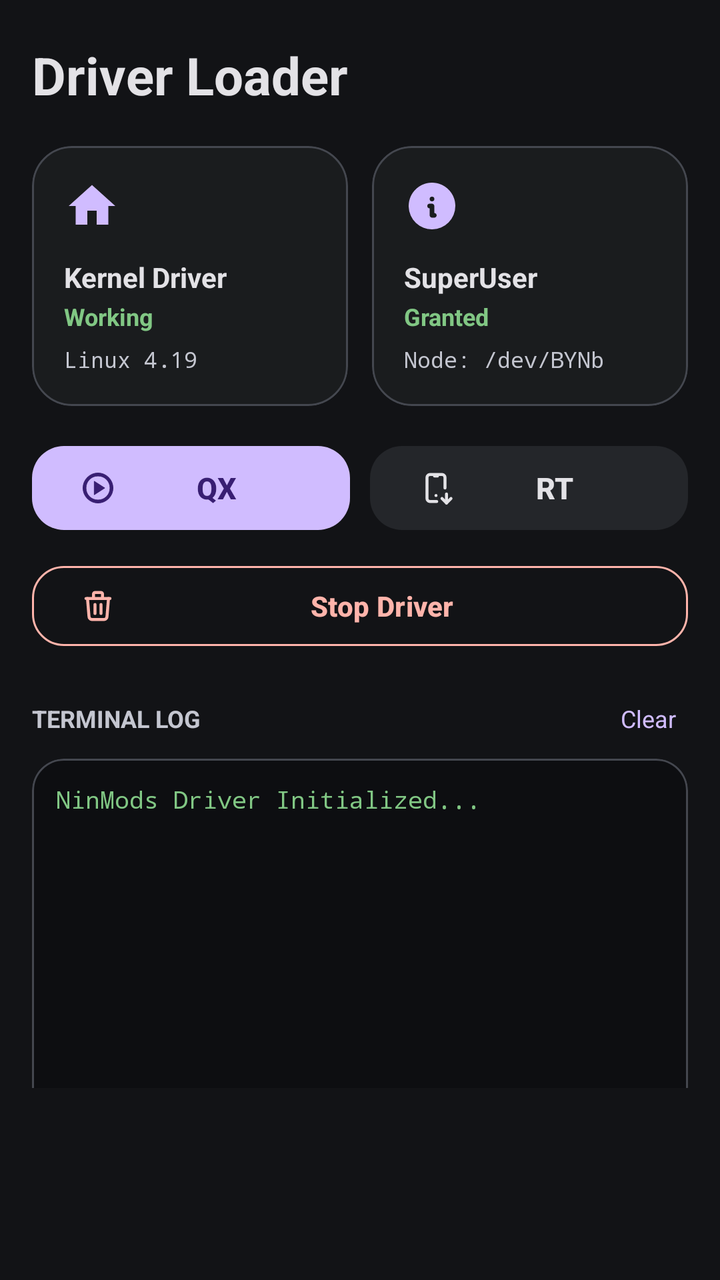
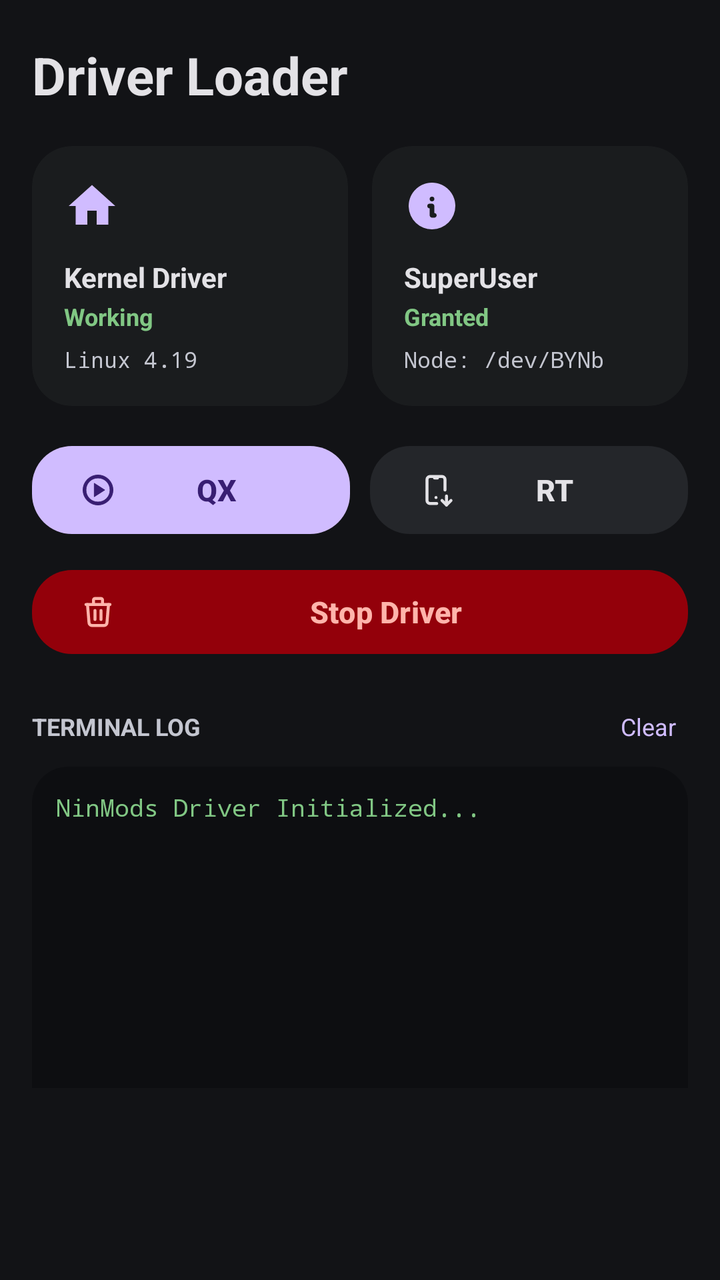

Two renders of the same Android screen: before a commit and after it. Below are the layout's source before the change and the commit's diff.
<!-- AndroidManifest.xml: application theme Theme.DriverLoader -->
<!-- res/layout/fragment_home.xml -->
<?xml version="1.0" encoding="utf-8"?>
<ScrollView xmlns:android="http://schemas.android.com/apk/res/android"
    xmlns:app="http://schemas.android.com/apk/res-auto"
    android:layout_width="match_parent"
    android:layout_height="match_parent"
    android:background="@color/apatch_background"
    android:paddingHorizontal="16dp"
    android:paddingTop="20dp"
    android:paddingBottom="96dp">

    <LinearLayout
        android:layout_width="match_parent"
        android:layout_height="wrap_content"
        android:orientation="vertical">

        
        <TextView
            android:layout_width="wrap_content"
            android:layout_height="wrap_content"
            android:text="Driver Loader"
            android:textColor="@color/apatch_text_primary"
            android:textSize="26sp"
            android:textStyle="bold" />

        
        <LinearLayout
            android:layout_width="match_parent"
            android:layout_height="wrap_content"
            android:layout_marginTop="18dp"
            android:orientation="horizontal">

            
            <com.google.android.material.card.MaterialCardView
                android:layout_width="0dp"
                android:layout_height="wrap_content"
                android:layout_weight="1"
                android:layout_marginEnd="6dp"
                app:cardCornerRadius="20dp"
                app:cardBackgroundColor="@color/apatch_surface"
                app:strokeColor="@color/apatch_outline"
                app:strokeWidth="1dp">

                <LinearLayout
                    android:layout_width="match_parent"
                    android:layout_height="wrap_content"
                    android:orientation="vertical"
                    android:padding="16dp">

                    <ImageView
                        android:layout_width="28dp"
                        android:layout_height="28dp"
                        android:src="@drawable/ic_nav_home_fill"
                        app:tint="@color/apatch_primary" />

                    <TextView
                        android:layout_width="wrap_content"
                        android:layout_height="wrap_content"
                        android:layout_marginTop="12dp"
                        android:text="Kernel Driver"
                        android:textColor="@color/apatch_text_primary"
                        android:textSize="14sp"
                        android:textStyle="bold" />

                    <TextView
                        android:id="@+id/tvDriverState"
                        android:layout_width="wrap_content"
                        android:layout_height="wrap_content"
                        android:layout_marginTop="2dp"
                        android:text="Working"
                        android:textColor="@color/apatch_success"
                        android:textSize="12sp"
                        android:textStyle="bold" />

                    <TextView
                        android:id="@+id/tvKernelVersion"
                        android:layout_width="wrap_content"
                        android:layout_height="wrap_content"
                        android:layout_marginTop="6dp"
                        android:text="Linux 4.19"
                        android:textColor="@color/apatch_text_secondary"
                        android:textSize="11sp"
                        android:fontFamily="monospace"
                        android:singleLine="true" />
                </LinearLayout>
            </com.google.android.material.card.MaterialCardView>

            
            <com.google.android.material.card.MaterialCardView
                android:layout_width="0dp"
                android:layout_height="wrap_content"
                android:layout_weight="1"
                android:layout_marginStart="6dp"
                app:cardCornerRadius="20dp"
                app:cardBackgroundColor="@color/apatch_surface"
                app:strokeColor="@color/apatch_outline"
                app:strokeWidth="1dp">

                <LinearLayout
                    android:layout_width="match_parent"
                    android:layout_height="wrap_content"
                    android:orientation="vertical"
                    android:padding="16dp">

                    <ImageView
                        android:layout_width="28dp"
                        android:layout_height="28dp"
                        android:src="@drawable/info_circle_filled"
                        app:tint="@color/apatch_primary" />

                    <TextView
                        android:layout_width="wrap_content"
                        android:layout_height="wrap_content"
                        android:layout_marginTop="12dp"
                        android:text="SuperUser"
                        android:textColor="@color/apatch_text_primary"
                        android:textSize="14sp"
                        android:textStyle="bold" />

                    <TextView
                        android:id="@+id/tvSuperuserState"
                        android:layout_width="wrap_content"
                        android:layout_height="wrap_content"
                        android:layout_marginTop="2dp"
                        android:text="Granted"
                        android:textColor="@color/apatch_success"
                        android:textSize="12sp"
                        android:textStyle="bold" />

                    <TextView
                        android:id="@+id/tvNodesSummary"
                        android:layout_width="wrap_content"
                        android:layout_height="wrap_content"
                        android:layout_marginTop="6dp"
                        android:text="Node: /dev/BYNb"
                        android:textColor="@color/apatch_text_secondary"
                        android:textSize="11sp"
                        android:fontFamily="monospace"
                        android:singleLine="true" />
                </LinearLayout>
            </com.google.android.material.card.MaterialCardView>

        </LinearLayout>

        
        <LinearLayout
            android:layout_width="match_parent"
            android:layout_height="wrap_content"
            android:layout_marginTop="16dp"
            android:orientation="horizontal">

            <com.google.android.material.button.MaterialButton
                android:id="@+id/btnQuickLoadQx"
                android:layout_width="0dp"
                android:layout_height="50dp"
                android:layout_weight="1"
                android:text="QX"
                android:textColor="@color/apatch_on_primary"
                android:textStyle="bold"
                android:textSize="15sp"
                app:icon="@drawable/play_circle"
                app:iconTint="@color/apatch_on_primary"
                app:backgroundTint="@color/apatch_primary"
                app:cornerRadius="16dp" />

            <Space
                android:layout_width="10dp"
                android:layout_height="wrap_content" />

            <com.google.android.material.button.MaterialButton
                android:id="@+id/btnQuickLoadRt"
                android:layout_width="0dp"
                android:layout_height="50dp"
                android:layout_weight="1"
                android:text="RT"
                android:textColor="@color/apatch_text_primary"
                android:textStyle="bold"
                android:textSize="15sp"
                app:icon="@drawable/device_mobile_down"
                app:iconTint="@color/apatch_text_primary"
                app:backgroundTint="@color/apatch_surface_variant"
                app:cornerRadius="16dp" />
        </LinearLayout>

        <com.google.android.material.button.MaterialButton
            android:id="@+id/btnQuickUnload"
            style="@style/Widget.Material3.Button.OutlinedButton"
            android:layout_width="match_parent"
            android:layout_height="48dp"
            android:layout_marginTop="10dp"
            android:text="Stop Driver"
            android:textColor="@color/apatch_error"
            android:textStyle="bold"
            app:strokeColor="@color/apatch_error"
            app:icon="@drawable/trash"
            app:iconTint="@color/apatch_error"
            app:cornerRadius="16dp" />

        
        <LinearLayout
            android:layout_width="match_parent"
            android:layout_height="wrap_content"
            android:layout_marginTop="18dp"
            android:gravity="center_vertical"
            android:orientation="horizontal">

            <TextView
                android:layout_width="0dp"
                android:layout_height="wrap_content"
                android:layout_weight="1"
                android:text="TERMINAL LOG"
                android:textColor="@color/apatch_text_secondary"
                android:textSize="12sp"
                android:textStyle="bold" />

            <TextView
                android:id="@+id/btnHomeClearLog"
                android:layout_width="wrap_content"
                android:layout_height="wrap_content"
                android:text="Clear"
                android:textColor="@color/apatch_primary"
                android:textSize="12sp"
                android:padding="6dp" />
        </LinearLayout>

        
        <com.google.android.material.card.MaterialCardView
            android:layout_width="match_parent"
            android:layout_height="180dp"
            android:layout_marginTop="6dp"
            app:cardCornerRadius="16dp"
            app:cardBackgroundColor="@color/apatch_terminal_bg"
            app:strokeColor="@color/apatch_outline"
            app:strokeWidth="1dp">

            <ScrollView
                android:id="@+id/scrollHomeLog"
                android:layout_width="match_parent"
                android:layout_height="match_parent"
                android:padding="12dp">

                <TextView
                    android:id="@+id/tvHomeConsoleLog"
                    android:layout_width="match_parent"
                    android:layout_height="wrap_content"
                    android:fontFamily="monospace"
                    android:textColor="@color/apatch_success"
                    android:textSize="12sp"
                    android:lineSpacingExtra="2dp"
                    android:text="NinMods Driver Initialized...\n" />
            </ScrollView>
        </com.google.android.material.card.MaterialCardView>

    </LinearLayout>
</ScrollView>
<!-- resources referenced by this layout -->
<resources>
  <color name="apatch_background">#121316</color>
  <color name="apatch_error">#FFB4AB</color>
  <color name="apatch_on_primary">#381E72</color>
  <color name="apatch_outline">#44474F</color>
  <color name="apatch_primary">#D0BCFF</color>
  <color name="apatch_success">#81C784</color>
  <color name="apatch_surface">#1A1C1E</color>
  <color name="apatch_surface_variant">#24262A</color>
  <color name="apatch_terminal_bg">#0D0E11</color>
  <color name="apatch_text_primary">#E3E2E6</color>
  <color name="apatch_text_secondary">#C4C6D0</color>
  <!-- drawable ic_nav_home_fill (drawable) -->
  <vector xmlns:android="http://schemas.android.com/apk/res/android"
      android:width="24dp"
      android:height="24dp"
      android:viewportWidth="24"
      android:viewportHeight="24">
      <path
          android:fillColor="#FFFFFFFF"
          android:pathData="M10,20v-6h4v6h5v-8h3L12,3L2,12h3v8z"/>
  </vector>
  <!-- drawable info_circle_filled (drawable) -->
  <vector xmlns:android="http://schemas.android.com/apk/res/android"
      android:width="24dp"
      android:height="24dp"
      android:viewportWidth="24"
      android:viewportHeight="24">
      <path
          android:pathData="M12,2c5.523,0 10,4.477 10,10a10,10 0,0 1,-19.995 0.324l-0.005,-0.324l0.004,-0.28c0.148,-5.393 4.566,-9.72 9.996,-9.72zM12,11h-1l-0.117,0.007a1,1 0,0 0,0 1.986l0.117,0.007v3l0.007,0.117a1,1 0,0 0,0.876 0.876l0.117,0.007h1l0.117,-0.007a1,1 0,0 0,0.876 -0.876l0.007,-0.117l-0.007,-0.117a1,1 0,0 0,-0.764 -0.857l-0.112,-0.02l-0.117,-0.006v-3l-0.007,-0.117a1,1 0,0 0,-0.876 -0.876l-0.117,-0.007zM12.01,8l-0.127,0.007a1,1 0,0 0,0 1.986l0.117,0.007l0.127,-0.007a1,1 0,0 0,0 -1.986l-0.117,-0.007z"
          android:strokeLineJoin="round"
          android:strokeWidth="0"
          android:fillColor="#ffff"
          android:strokeLineCap="round"/>
  </vector>
  <!-- drawable play_circle (drawable) -->
  <vector xmlns:android="http://schemas.android.com/apk/res/android"
      android:width="24dp"
      android:height="24dp"
      android:viewportWidth="960"
      android:viewportHeight="960">
    <path
        android:pathData="m380,660 l280,-180 -280,-180v360ZM480,880q-83,0 -156,-31.5T197,763q-54,-54 -85.5,-127T80,480q0,-83 31.5,-156T197,197q54,-54 127,-85.5T480,80q83,0 156,31.5T763,197q54,54 85.5,127T880,480q0,83 -31.5,156T763,763q-54,54 -127,85.5T480,880ZM480,800q134,0 227,-93t93,-227q0,-134 -93,-227t-227,-93q-134,0 -227,93t-93,227q0,134 93,227t227,93ZM480,480Z"
        android:fillColor="#1f1f1f"
        android:strokeColor="#ffffffff"/>
  </vector>
  <style name="Theme.DriverLoader" parent="Theme.Material3.Dark.NoActionBar">
          <item name="android:statusBarColor">@color/apatch_background</item>
          <item name="android:navigationBarColor">@color/apatch_surface</item>
          <item name="android:windowBackground">@color/apatch_background</item>
          <item name="colorPrimary">@color/apatch_primary</item>
          <item name="colorSecondary">@color/apatch_secondary</item>
          <item name="colorSurface">@color/apatch_surface</item>
          <item name="colorOutline">@color/apatch_outline</item>
      </style>
  <color name="apatch_secondary">#CCC2DC</color>
  <!-- unchanged entries left out for length: 2 -->
</resources>

<!-- the commit's change to res/layout/fragment_home.xml (unified diff, before → after) -->
@@ -37,8 +37,8 @@
                 android:layout_marginEnd="6dp"
                 app:cardCornerRadius="20dp"
                 app:cardBackgroundColor="@color/apatch_surface"
-                app:strokeColor="@color/apatch_outline"
-                app:strokeWidth="1dp">
+                app:cardElevation="0dp"
+                app:strokeWidth="0dp">
 
                 <LinearLayout
                     android:layout_width="match_parent"
@@ -92,8 +92,8 @@
                 android:layout_marginStart="6dp"
                 app:cardCornerRadius="20dp"
                 app:cardBackgroundColor="@color/apatch_surface"
-                app:strokeColor="@color/apatch_outline"
-                app:strokeWidth="1dp">
+                app:cardElevation="0dp"
+                app:strokeWidth="0dp">
 
                 <LinearLayout
                     android:layout_width="match_parent"
@@ -151,7 +151,7 @@
             <com.google.android.material.button.MaterialButton
                 android:id="@+id/btnQuickLoadQx"
                 android:layout_width="0dp"
-                android:layout_height="50dp"
+                android:layout_height="52dp"
                 android:layout_weight="1"
                 android:text="QX"
                 android:textColor="@color/apatch_on_primary"
@@ -160,7 +160,8 @@
                 app:icon="@drawable/play_circle"
                 app:iconTint="@color/apatch_on_primary"
                 app:backgroundTint="@color/apatch_primary"
-                app:cornerRadius="16dp" />
+                app:cornerRadius="20dp"
+                app:strokeWidth="0dp" />
 
             <Space
                 android:layout_width="10dp"
@@ -169,7 +170,7 @@
             <com.google.android.material.button.MaterialButton
                 android:id="@+id/btnQuickLoadRt"
                 android:layout_width="0dp"
-                android:layout_height="50dp"
+                android:layout_height="52dp"
                 android:layout_weight="1"
                 android:text="RT"
                 android:textColor="@color/apatch_text_primary"
@@ -178,22 +179,24 @@
                 app:icon="@drawable/device_mobile_down"
                 app:iconTint="@color/apatch_text_primary"
                 app:backgroundTint="@color/apatch_surface_variant"
-                app:cornerRadius="16dp" />
+                app:cornerRadius="20dp"
+                app:strokeWidth="0dp" />
         </LinearLayout>
 
         <com.google.android.material.button.MaterialButton
             android:id="@+id/btnQuickUnload"
-            style="@style/Widget.Material3.Button.OutlinedButton"
-            android:layout_width="match_parent"
-            android:layout_height="48dp"
+            android:layout_width="match_parent"
+            android:layout_height="50dp"
             android:layout_marginTop="10dp"
             android:text="Stop Driver"
             android:textColor="@color/apatch_error"
             android:textStyle="bold"
-            app:strokeColor="@color/apatch_error"
+            android:textSize="15sp"
+            app:backgroundTint="@color/apatch_error_container"
             app:icon="@drawable/trash"
             app:iconTint="@color/apatch_error"
-            app:cornerRadius="16dp" />
+            app:cornerRadius="20dp"
+            app:strokeWidth="0dp" />
 
         
         <LinearLayout
@@ -227,10 +230,10 @@
             android:layout_width="match_parent"
             android:layout_height="180dp"
             android:layout_marginTop="6dp"
-            app:cardCornerRadius="16dp"
+            app:cardCornerRadius="18dp"
             app:cardBackgroundColor="@color/apatch_terminal_bg"
-            app:strokeColor="@color/apatch_outline"
-            app:strokeWidth="1dp">
+            app:cardElevation="0dp"
+            app:strokeWidth="0dp">
 
             <ScrollView
                 android:id="@+id/scrollHomeLog"
<!-- resource entries referenced after the edit -->
@@ -2,6 +2,7 @@
 <resources>
   <color name="apatch_background">#121316</color>
   <color name="apatch_error">#FFB4AB</color>
+  <color name="apatch_error_container">#93000A</color>
   <color name="apatch_on_primary">#381E72</color>
   <color name="apatch_outline">#44474F</color>
   <color name="apatch_primary">#D0BCFF</color>
